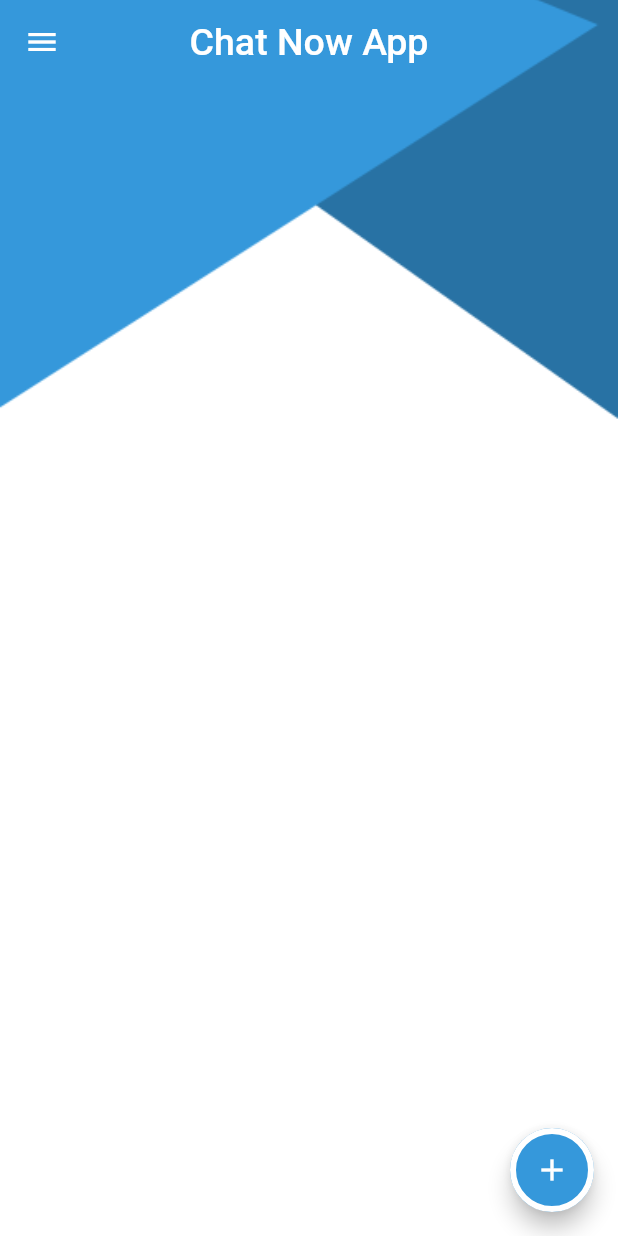
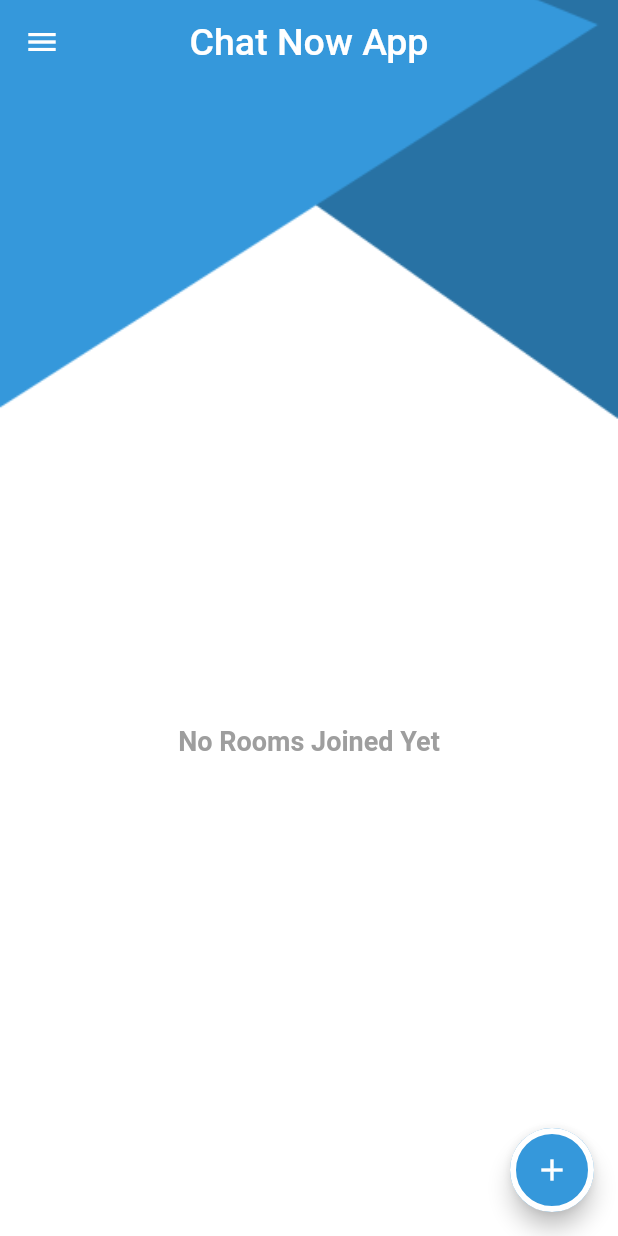
Before and after one commit to ahmedfouad311/chat-app, a Flutter app: the HomeScreen screen opened by its route, on a phone screen of 412 x 824 dp. Run offline on Flutter 3.47's test engine with Material 2 defaults, Android fonts, the phone set to English and light mode, and no system bars; our stand-ins replace cloud_firestore, firebase_auth, firebase_core; accounts and stored records are empty.

Commit message:
add rooms

```diff
--- a/lib/data/firestore_utils.dart
+++ b/lib/data/firestore_utils.dart
@@ -1,3 +1,4 @@
+import 'package:chatapp/data/rooms.dart';
 import 'package:chatapp/data/user.dart';
 import 'package:cloud_firestore/cloud_firestore.dart';
 
@@ -12,3 +13,7 @@ Future<FireStoreUser?> getUserByID(String userId) async {
       await FireStoreUser.withConverter().doc(userId).get();
   return result.data();
 }
+
+Future<void> addRoomToFireStore(Rooms rooms) {
+  return Rooms.withConverter().add(rooms);
+}
--- /dev/null
+++ b/lib/data/rooms.dart
@@ -0,0 +1,40 @@
+// ignore_for_file: constant_identifier_names
+
+import 'package:cloud_firestore/cloud_firestore.dart';
+
+class Rooms {
+  static const String COLLECTION_NAME = 'Rooms';
+  String roomId;
+  String roomName;
+  String description;
+  String categoryId;
+
+  Rooms(
+      {required this.roomId,
+      required this.roomName,
+      required this.description,
+      required this.categoryId});
+
+  Rooms.fromJson(Map<String, dynamic> json)
+      : this(
+          roomId: json['roomId'] as String,
+          roomName: json['roomName'] as String,
+          description: json['description'] as String,
+          categoryId: json['categoryId'] as String,
+        );
+
+  Map<String, dynamic> toJson() {
+    return {
+      'roomId': roomId,
+      'roomName': roomName,
+      'description': description,
+      'categoryId': categoryId,
+    };
+  }
+
+  static CollectionReference<Rooms> withConverter() {
+    return FirebaseFirestore.instance.collection(COLLECTION_NAME).withConverter(
+        fromFirestore: (snapShot, _) => Rooms.fromJson(snapShot.data()!),
+        toFirestore: (room, _) => room.toJson());
+  }
+}
--- a/lib/home/home_screen.dart
+++ b/lib/home/home_screen.dart
@@ -1,11 +1,15 @@
-// ignore_for_file: use_key_in_widget_constructors, constant_identifier_names, prefer_const_constructors, avoid_unnecessary_containers, prefer_const_literals_to_create_immutables
+// ignore_for_file: use_key_in_widget_constructors, constant_identifier_names, prefer_const_constructors, avoid_unnecessary_containers, prefer_const_literals_to_create_immutables, unused_local_variable
 
+import 'package:chatapp/data/rooms.dart';
 import 'package:chatapp/home/add_room_screen.dart';
+import 'package:chatapp/home/room_grid_item.dart';
 import 'package:chatapp/login_register/login_screen.dart';
+import 'package:cloud_firestore/cloud_firestore.dart';
 import 'package:flutter/material.dart';
 
 class HomeScreen extends StatelessWidget {
   static const String ROUTE_NAME = 'Home Screen';
+  List<Rooms>? roomsList = [];
 
   @override
   Widget build(BuildContext context) {
@@ -41,7 +45,7 @@ class HomeScreen extends StatelessWidget {
                     ),
                     padding: EdgeInsets.symmetric(vertical: 48),
                     width: double.infinity,
-                    child: Text('News App',
+                    child: Text('Chat Now App',
                         textAlign: TextAlign.center,
                         style: TextStyle(
                             color: Colors.white,
@@ -93,6 +97,47 @@ class HomeScreen extends StatelessWidget {
               onPressed: () {
                 Navigator.pushNamed(context, AddRoomScreen.ROUTE_NAME);
               }),
+          body: Padding(
+            padding: const EdgeInsets.only(
+                top: 120, bottom: 12, left: 12, right: 12),
+            child: StreamBuilder<QuerySnapshot<Rooms>>(
+                    stream: Rooms.withConverter().snapshots(),
+                    builder: (builder, snapshot) {
+                      if (snapshot.hasError) {
+                        return Center(
+                            child: Text(snapshot.hasError.toString()));
+                      } else if (snapshot.connectionState ==
+                          ConnectionState.waiting) {
+                        return Center(child: CircularProgressIndicator());
+                      }
+                      else if(snapshot.data!.docs.isEmpty){
+                        return Center(
+                          child: Text(
+                            'No Rooms Joined Yet',
+                            style: TextStyle(
+                              color: Colors.grey,
+                              fontSize: 18,
+                              fontWeight: FontWeight.bold,
+                            ),
+                          )
+                        );
+                      }
+                      roomsList =
+                          snapshot.data?.docs.map((doc) => doc.data()).toList();
+                      return GridView.builder(
+                        gridDelegate: SliverGridDelegateWithFixedCrossAxisCount(
+                            crossAxisCount: 3,
+                            mainAxisSpacing: 15,
+                            crossAxisSpacing: 15,
+                            childAspectRatio: 0.9 / 1),
+                        itemBuilder: (context, index) {
+                          return RoomGridItem(roomsList!.elementAt(index));
+                        },
+                        itemCount: roomsList?.length ?? 0,
+                      );
+                    },
+                  ),
+          ),
         ),
       ),
     );
```
Also changed, not shown: lib/general/utils.dart (+6 -8 lines), lib/home/add_room_screen.dart (+26 -4 lines), pubspec.lock, 2 other files.
